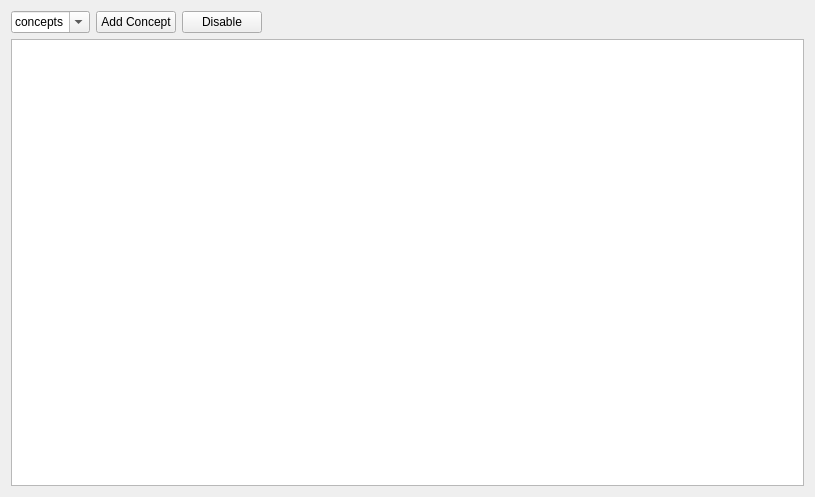
Before: the Qt Designer form modules/ui/views/tabs/concepts.ui in HashakGik/OneTrainer-QT6, drawn with Qt 5.
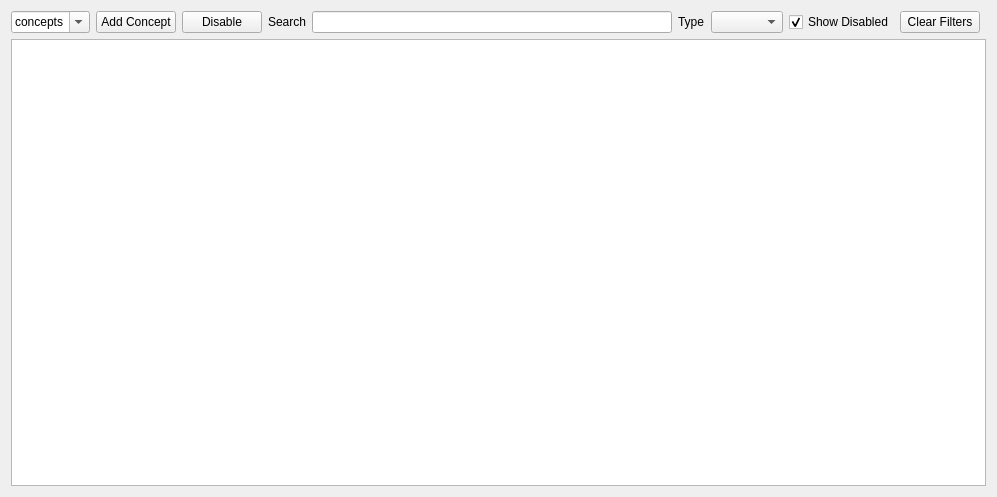
After: the same form once the commit is applied.

What changed in the file:
```diff
--- a/modules/ui/views/tabs/concepts.ui
+++ b/modules/ui/views/tabs/concepts.ui
@@ -6,7 +6,7 @@
    <rect>
     <x>0</x>
     <y>0</y>
-    <width>815</width>
+    <width>997</width>
     <height>497</height>
    </rect>
   </property>
@@ -14,20 +14,23 @@
    <string>Form</string>
   </property>
   <layout class="QGridLayout" name="gridLayout">
-   <item row="0" column="3">
-    <spacer name="horizontalSpacer">
-     <property name="orientation">
-      <enum>Qt::Orientation::Horizontal</enum>
+   <item row="0" column="6">
+    <widget class="QComboBox" name="typeCmb"/>
+   </item>
+   <item row="0" column="5">
+    <widget class="QLabel" name="label_2">
+     <property name="text">
+      <string>Type</string>
      </property>
-     <property name="sizeHint" stdset="0">
-      <size>
-       <width>40</width>
-       <height>20</height>
-      </size>
+     <property name="buddy">
+      <cstring>typeCmb</cstring>
      </property>
-    </spacer>
+    </widget>
    </item>
-   <item row="1" column="0" colspan="4">
+   <item row="0" column="4">
+    <widget class="QLineEdit" name="searchLed"/>
+   </item>
+   <item row="1" column="0" colspan="10">
     <widget class="QListWidget" name="listWidget">
      <property name="dragDropMode">
       <enum>QAbstractItemView::DragDropMode::DragDrop</enum>
@@ -46,10 +49,23 @@
      </property>
     </widget>
    </item>
-   <item row="0" column="2">
-    <widget class="QPushButton" name="disableConceptsBtn">
+   <item row="0" column="3">
+    <widget class="QLabel" name="label">
      <property name="text">
-      <string>Disable</string>
+      <string>Search</string>
+     </property>
+     <property name="buddy">
+      <cstring>searchLed</cstring>
+     </property>
+    </widget>
+   </item>
+   <item row="0" column="7">
+    <widget class="QCheckBox" name="showDisabledCbx">
+     <property name="text">
+      <string>Show Disabled</string>
+     </property>
+     <property name="checked">
+      <bool>true</bool>
      </property>
     </widget>
    </item>
@@ -60,6 +76,13 @@
      </property>
     </widget>
    </item>
+   <item row="0" column="2">
+    <widget class="QPushButton" name="toggleBtn">
+     <property name="text">
+      <string>Disable</string>
+     </property>
+    </widget>
+   </item>
    <item row="0" column="0">
     <widget class="QComboBox" name="presetCmb">
      <property name="editable">
@@ -72,6 +95,13 @@
      </item>
     </widget>
    </item>
+   <item row="0" column="8">
+    <widget class="QPushButton" name="clearBtn">
+     <property name="text">
+      <string>Clear Filters</string>
+     </property>
+    </widget>
+   </item>
   </layout>
  </widget>
  <tabstops>
```
Left out of the diff: 6 changed lines with no effect on the pictures.
